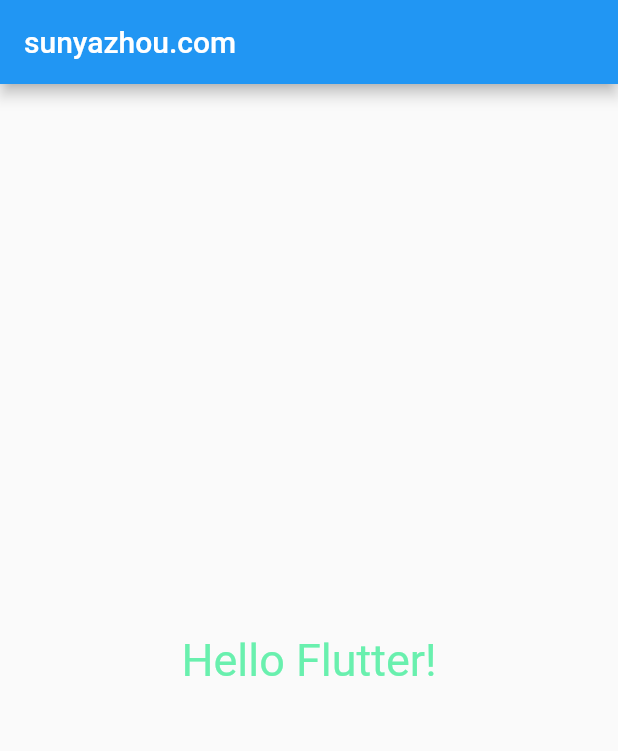
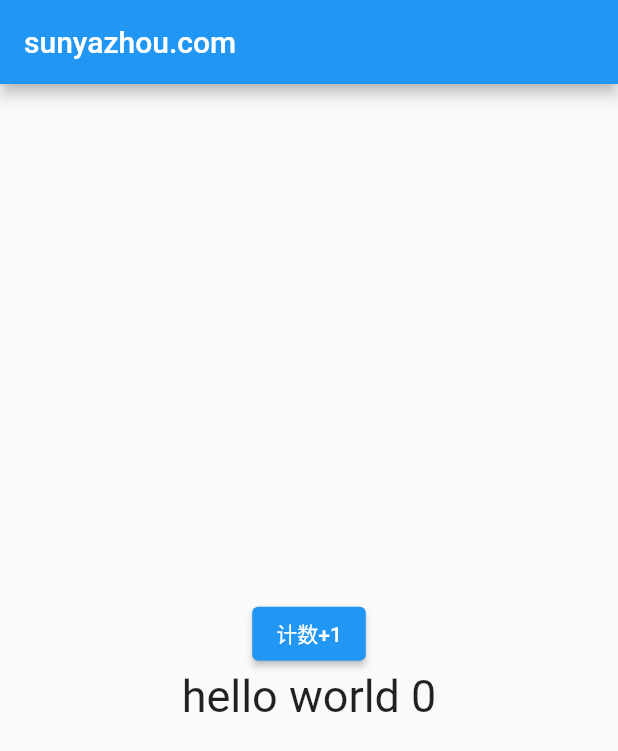
Before and after one commit to sunyazhou13/flutterdemo, a Flutter app: the screen it shows after launch, on a phone screen of 412 x 824 dp. Shown: the top 751 px of the screen. Run offline on Flutter 3.47's test engine with Material 2 defaults, Android fonts, the phone set to English and light mode, and no system bars.

Commit message:
[flutter学习]1.lifeCycle

```diff
--- a/lib/main.dart
+++ b/lib/main.dart
@@ -20,18 +20,59 @@ class MyApp extends StatelessWidget  {
   }
 }
 
-class ContentWidget extends StatelessWidget
+class ContentWidget extends StatefulWidget
 {
+  ContentWidget(){
+    print("ContentWidget构造函数被调用");
+  }
+   @override
+  State<StatefulWidget> createState() {
+     print("createState被调用");
+    return ContentWidgetState();
+  }
+}
+
+class ContentWidgetState extends State<ContentWidget>
+{
+  int counter = 0;
+  ContentWidgetState()
+  {
+    print("ContentWidgetState构造函数被调用");
+  }
+
+  @override
+  void initState() {
+    // TODO: implement initState
+    super.initState();
+    print("ContentWidgetState的 initState被调用");
+  }
+
+  @override
+  void didChangeDependencies() {
+    super.didChangeDependencies();
+    print("ContentWidgetState的 didChangeDependencies被调用");
+  }
+
+  @override
+  void didUpdateWidget(covariant ContentWidget oldWidget) {
+    super.didUpdateWidget(oldWidget);
+    print("ContentWidgetState的 didUpdateWidget被调用");
+  }
+
   @override
   Widget build(BuildContext context) {
+    print("ContentWidgetState的 build被调用");
     return Center(
-      child: Text(
-        "Hello Flutter!",
-        textDirection: TextDirection.ltr,
-        style: TextStyle(
-            fontSize: 30,
-            color: Colors.greenAccent
-        ),
+        child: Column (
+        mainAxisAlignment: MainAxisAlignment.center,
+        children: [
+          ElevatedButton(onPressed: (){
+             setState(() {
+               counter++;
+             });
+          }, child: Text("计数+1")),
+          Text("hello world $counter", style: TextStyle(fontSize: 30),),
+        ],
       ),
     );
   }
```
